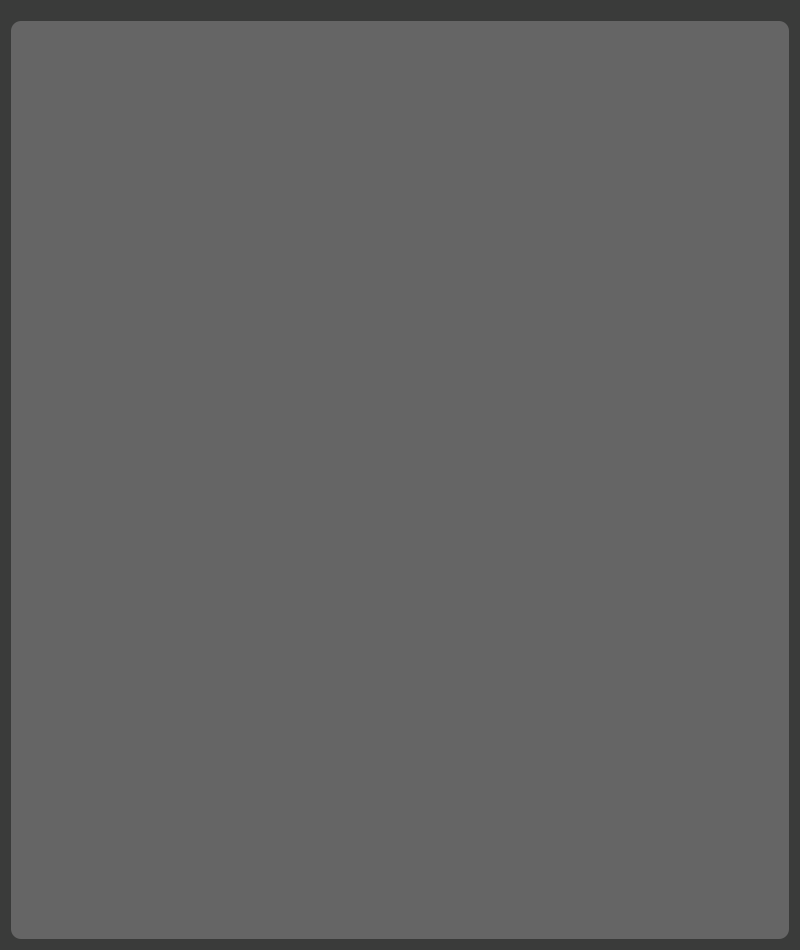
Above: LenovoLegion/LenovoLegion-Application/CPUFrequency.ui from bolekjar/LenovoLegion before the change. Below: the same form after it.
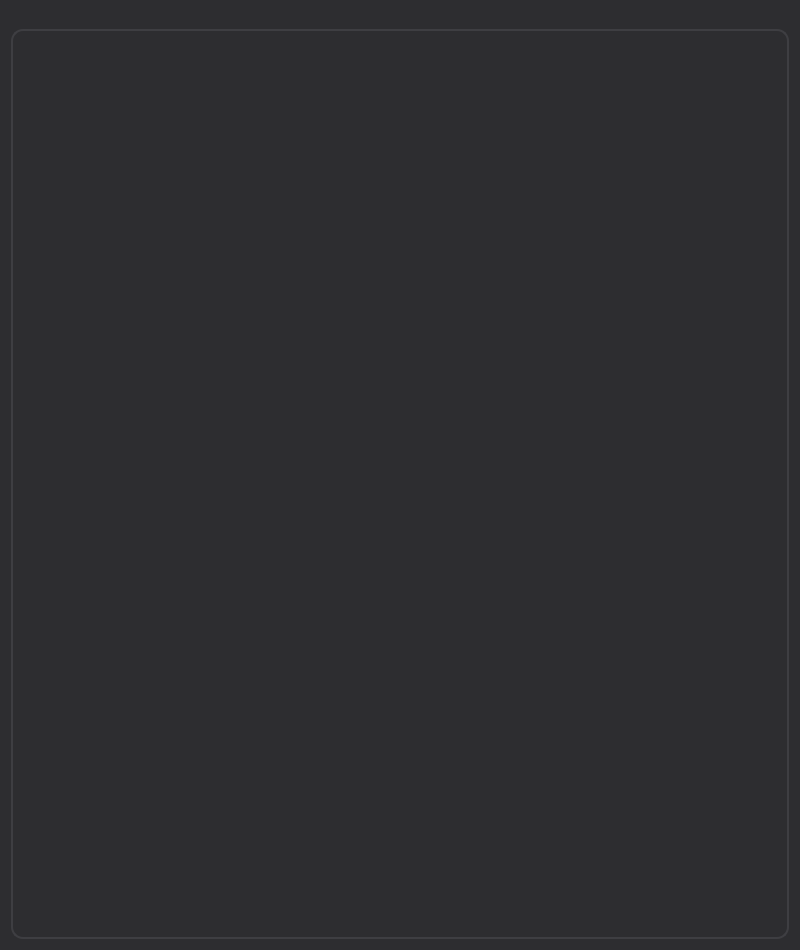
That is the form after the change. Icons and pictures are not drawn.

Diff of the .ui file:
```diff
--- a/LenovoLegion/LenovoLegion-Application/CPUFrequency.ui
+++ b/LenovoLegion/LenovoLegion-Application/CPUFrequency.ui
@@ -24,46 +24,62 @@
     <normaloff>:/images/icons/LenovoLegionIco.png</normaloff>:/images/icons/LenovoLegionIco.png</iconset>
   </property>
   <property name="styleSheet">
-   <string notr="true">#CPUFrequency {
-	background-color: rgb(58, 59, 58);
+   <string notr="true">/* ===========================
+   Modern Lenovo Legion Theme
+   Enhanced Readability and Styling
+   =========================== */
+
+/* Basic Styling */
+QWidget {
+	background-color: #2d2d30;
+    border-radius: 12px;
+    border: 0px;
+    color: #e0e0e0;
+    font-family: "Segoe UI", "Ubuntu", sans-serif;
+    font-size: 13px;
 }
 
-
-/*-----QToolTip-----*/
-QToolTip {
-            background-color: #656565;
-			background-clip: padding-box;
-            color: rgb(58, 59, 58);
-            border: 1px solid rgb(58, 59, 58);
-            border-radius: 10px;
-            padding: 10px 12px;
-            font-size: 13px;
-            margin: 2px;
+#CPUFrequency {
+	background: qlineargradient(x1:0, y1:0, x2:1, y2:1,
+                              stop:0 #1e1e1e, stop:1 #2d2d30);
 }
 
-/*-----QGroupBox-----*/
+/* ===== QGroupBox ===== */
 QGroupBox {
-    border: 1px solid gray;
-    border-color: #b0b0b0;
-    margin-top: 10px;
-    font-size: 12px;
-    border-radius: 10px;
-	background-color: #656565;
+    border: 2px solid #3e3e42;
+    margin-top: 18px;
+    font-size: 13px;
+    font-weight: 500;
+    border-radius: 12px;
+	background-color: qlineargradient(x1:0, y1:0, x2:0, y2:1,
+                                      stop:0 #3a3a3d, stop:1 #2d2d30);
+    padding: 8px;
 }
 
 QGroupBox::title {
     subcontrol-position: top left;
     border-top-left-radius: 10px;
     border-top-right-radius: 10px;
-    padding: 2px 2px;
-    background-color: #b0b0b0;
-    color: rgb(255, 255, 255);
+    padding: 6px 16px;
+    background: qlineargradient(x1:0, y1:0, x2:1, y2:0,
+                                stop:0 #007acc, stop:1 #005a9e);
+    color: #ffffff;
+    font-weight: bold;
+    letter-spacing: 0.5px;
 }
 
-QWidget {
-	background-color: #656565;
-    border-radius: 10px;
-    border: 0px;
+/* ===== QToolTip ===== */
+QToolTip {
+    background: qlineargradient(x1:0, y1:0, x2:0, y2:1,
+                                stop:0 #007acc, stop:1 #005a9e);
+    background-clip: padding-box;
+    color: #ffffff;
+    border: 2px solid #00a8ff;
+    border-radius: 8px;
+    padding: 8px 14px;
+    font-size: 13px;
+    font-weight: 500;
+    margin: 2px;
 }
 </string>
   </property>
```
